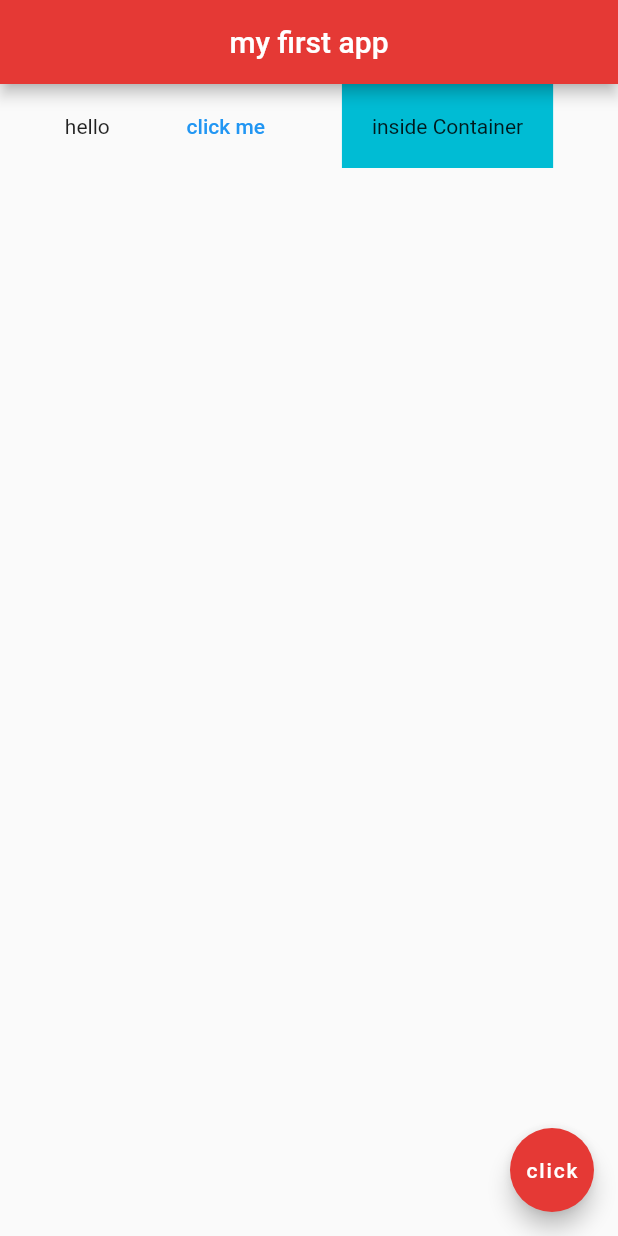
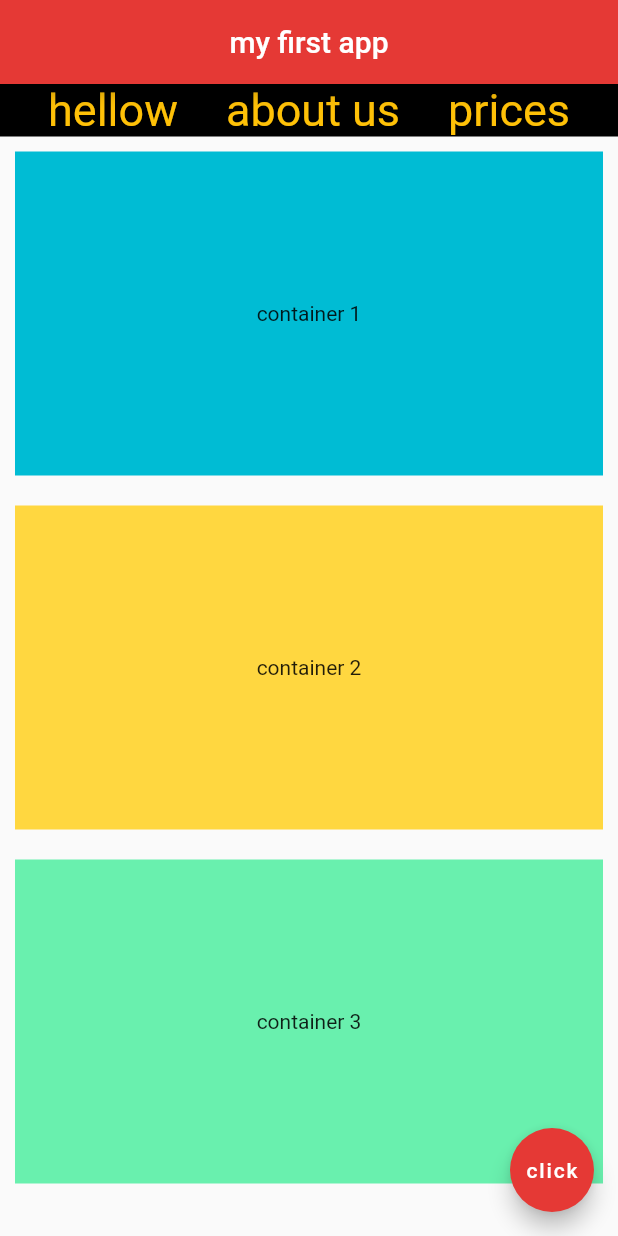
Before and after one commit to AFRT927/first_flutter_app, a Flutter app: the screen it shows after launch, on a phone screen of 412 x 824 dp. Run offline on Flutter 3.47's test engine with Material 2 defaults, Android fonts, the light colour scheme and no system bars.

Commit message:
Columns to add multiple widgets

```diff
--- a/lib/main.dart
+++ b/lib/main.dart
@@ -26,21 +26,68 @@ class Home extends StatelessWidget {
       centerTitle: true,
       backgroundColor : Colors.red[600],
     ),
-  body: Row(
-    mainAxisAlignment: MainAxisAlignment.spaceEvenly,
-    crossAxisAlignment: CrossAxisAlignment.center,
-    children: <Widget>[
-     Text('hello'),
-     TextButton(
-       onPressed: (){},
-       child: Text('click me'),
-       ),
-       Container(
+  body: Column(
+    crossAxisAlignment: CrossAxisAlignment.stretch,
+    mainAxisAlignment: MainAxisAlignment.start,
+    children: <Widget> [
+        Container(
+          color: Colors.black,
+          child: Row(
+          mainAxisAlignment: MainAxisAlignment.spaceEvenly,
+          children: <Widget> [
+            Text(
+              'hellow',
+              style: TextStyle(
+                color: Colors.amber,
+                fontSize: 30.0
+              )
+              ),
+            Text(
+              'about us',
+              style: TextStyle(
+                color: Colors.amber,
+                fontSize: 30.0
+              )
+              ),
+            Text(
+              'prices',
+              style: TextStyle(
+                color: Colors.amber,
+                fontSize: 30.0
+              )
+              )
+          ],
+        ),
+        ),
+        Container(
+        margin: EdgeInsets.all(10),
+        child: Text(
+          'container 1',
+          textAlign: TextAlign.center,
+          ),
         color: Colors.cyan,
-        padding: EdgeInsets.all(20),
-        child: Text('inside Container'),
-       )
-     ],
+        padding: EdgeInsets.symmetric(vertical: 100),
+      ),
+      Container(
+        margin: EdgeInsets.all(10),
+        child: Text(
+          'container 2',
+          textAlign: TextAlign.center,
+          ),
+        color: Colors.amberAccent,
+        padding: EdgeInsets.symmetric(vertical: 100),
+      ),
+      Container(
+        margin: EdgeInsets.all(10),
+        child: Text(
+          'container 3',
+          textAlign: TextAlign.center,
+          ),
+        color: Colors.greenAccent,
+        padding: EdgeInsets.symmetric(vertical: 100),
+      )
+    ]
+
   ),
   floatingActionButton: FloatingActionButton(
     onPressed: () {},
```
